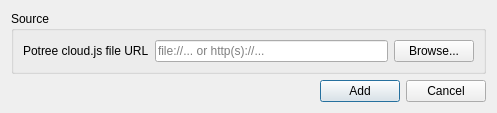
This is ui/addpclayerdialog.ui in minorua/Qgis2threejs as Qt 5 draws it before an edit. The edited form follows.
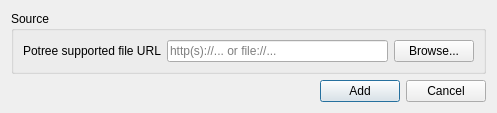
This is the edited form.

Patch:
```diff
--- a/ui/addpclayerdialog.ui
+++ b/ui/addpclayerdialog.ui
@@ -23,14 +23,14 @@
       <item>
        <widget class="QLabel" name="label">
         <property name="text">
-         <string>Potree cloud.js file URL</string>
+         <string>Potree supported file URL</string>
         </property>
        </widget>
       </item>
       <item>
        <widget class="QLineEdit" name="lineEdit_Source">
         <property name="placeholderText">
-         <string>file://... or http(s)://...</string>
+         <string>http(s)://... or file://...</string>
         </property>
        </widget>
       </item>
```
